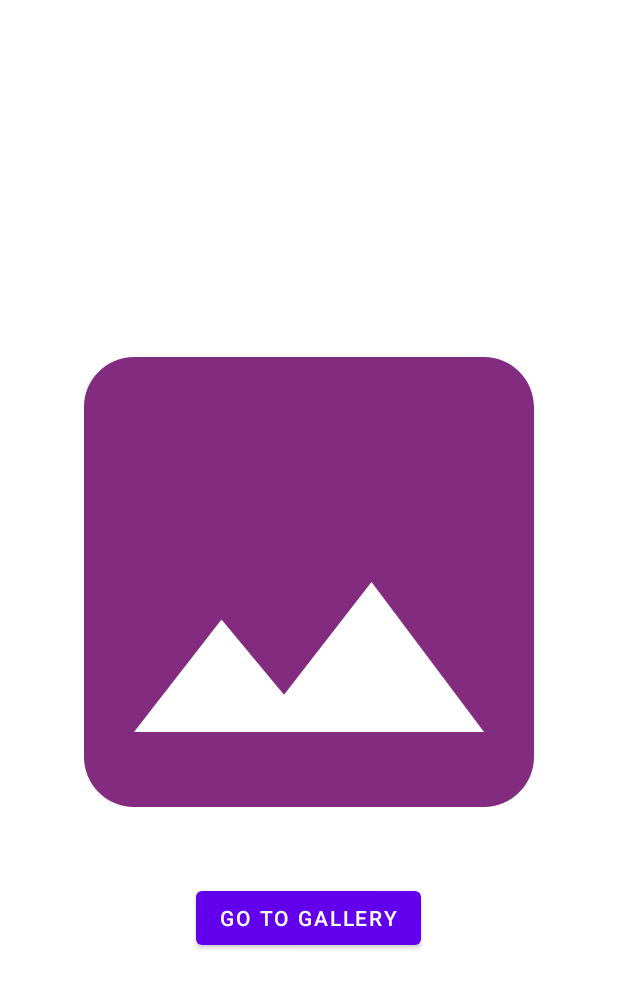
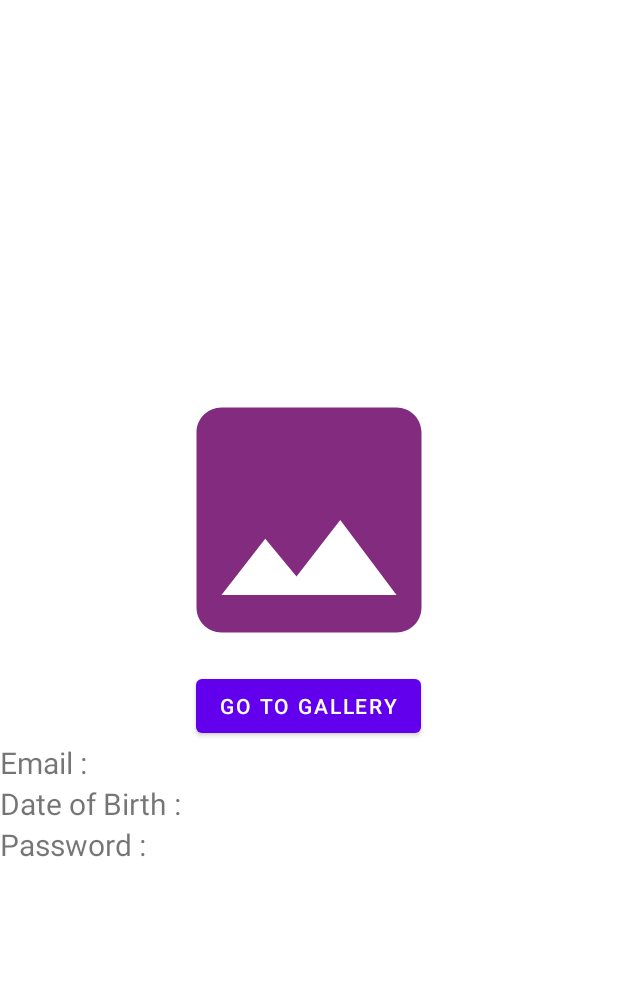
Before and after one commit to mridul-intern-probo/Android_probo, an Android app: the Homepage screen opened directly, with no data from a screen before it, on a phone screen of 412 x 824 dp. Shown: the top 988 px of the screen. Run offline under Robolectric (Android 15) with nearby library versions, the phone set to English and light mode, and no system bars.

Commit message:
Added some features in Homepage

```diff
--- a/app/src/main/java/com/probo/registration_app/Homepage.kt
+++ b/app/src/main/java/com/probo/registration_app/Homepage.kt
@@ -5,7 +5,8 @@ import androidx.appcompat.app.AppCompatActivity
 import android.os.Bundle
 import android.widget.Button
 import android.widget.ImageView
-
+import android.widget.TextView
+import org.w3c.dom.Text
 
 
 class Homepage : AppCompatActivity() {
@@ -22,6 +23,17 @@ class Homepage : AppCompatActivity() {
     override fun onCreate(savedInstanceState: Bundle?) {
         super.onCreate(savedInstanceState)
         setContentView(R.layout.activity_homepage)
+
+        var email = findViewById<TextView>(R.id.email)
+        var date = findViewById<TextView>(R.id.dob)
+        var pass = findViewById<TextView>(R.id.password)
+        var bundle = intent.extras
+        if(bundle!=null){
+            email.text= bundle.getString("email")
+            date.text= bundle.getString("dob")
+            pass.text= bundle.getString("password")
+
+        }
 
         button = findViewById(R.id.show_img_btn)
         imageView = findViewById(R.id.img_view)
--- a/app/src/main/res/layout/activity_homepage.xml
+++ b/app/src/main/res/layout/activity_homepage.xml
@@ -10,16 +10,36 @@
 
     <ImageView
         android:id="@+id/img_view"
-        android:layout_width="400dp"
-        android:layout_height="400dp"
+        android:layout_width="200dp"
+        android:layout_height="200dp"
         android:src="@drawable/ic_baseline_image_24"/>
 
     <Button
         android:id="@+id/show_img_btn"
+
         android:layout_width="wrap_content"
         android:layout_height="wrap_content"
         android:text="Go to Gallery"
         />
+    <TextView
+        android:id="@id/email"
+        android:text="Email : "
+        android:textSize="20sp"
+        android:layout_width="match_parent"
+        android:layout_height="wrap_content"/>
+
+    <TextView
+        android:id="@+id/dob"
+        android:text="Date of Birth : "
+        android:textSize="20sp"
+        android:layout_width="match_parent"
+        android:layout_height="wrap_content"/>
+    <TextView
+        android:id="@+id/password"
+        android:text="Password : "
+        android:textSize="20sp"
+        android:layout_width="match_parent"
+        android:layout_height="wrap_content"/>
 
 
 </LinearLayout>
```
Also changed, not shown: app/src/main/java/com/probo/registration_app/SignUp.kt (+9 -1 lines).
